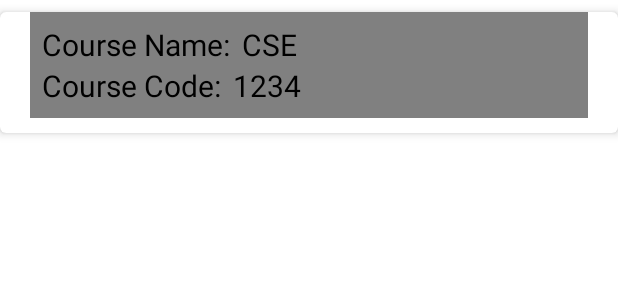
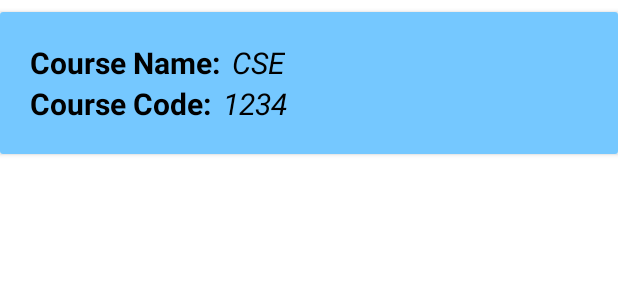
Before and after one commit to TahmidImtiazImu/online_exam, an Android app: the layout course_layout.xml on its own in the app's theme, with its tools: preview values and no code run, on a phone screen of 412 x 824 dp. Shown: the top 300 px of the screen. Run offline under Robolectric (Android 15) with nearby library versions, the phone set to English and light mode, and no system bars; Roboto replaces fonts that are not available here.

Commit message:
teacher homepage ui change

```diff
--- a/app/src/main/java/com/example/online_exam/teacher_homepage.java
+++ b/app/src/main/java/com/example/online_exam/teacher_homepage.java
@@ -52,7 +52,7 @@ public class teacher_homepage extends AppCompatActivity {
     protected void onCreate(Bundle savedInstanceState) {
         super.onCreate(savedInstanceState);
         setContentView(R.layout.activity_teacher_homepage);
-        // this.setTitle("Homepage");
+        this.setTitle("Courses");
         //Objects.requireNonNull(getSupportActionBar()).setTitle("Teacher Homepage");
         //logout = (Button)findViewById(R.id.logout) ;
         //teacher_username = userIntent.getStringExtra("currentUsername");
--- a/app/src/main/res/layout/course_layout.xml
+++ b/app/src/main/res/layout/course_layout.xml
@@ -3,8 +3,6 @@
     xmlns:app="http://schemas.android.com/apk/res-auto"
     android:layout_width="match_parent"
     android:layout_height="wrap_content"
-    app:cardElevation="4dp"
-    app:cardCornerRadius="4dp"
     android:layout_marginVertical="8dp">
 
 
@@ -13,10 +11,8 @@
         android:layout_width="match_parent"
         android:layout_height="wrap_content"
         android:orientation="vertical"
-        android:layout_marginHorizontal="20dp"
-        android:layout_marginBottom="10dp"
-        android:background="@color/gray"
-        android:padding="8dp"
+        android:background="@color/blue"
+        android:padding="20dp"
         android:onClick="single_course_clicked"
         android:clickable="true">
 
@@ -32,7 +28,8 @@
                 android:layout_height="wrap_content"
                 android:text="Course Name:"
                 android:textColor="@color/black"
-                android:textSize="20dp" />
+                android:textSize="20dp"
+                android:textStyle="bold"/>
 
             <TextView
                 android:id="@+id/individual_course_Name"
@@ -41,7 +38,8 @@
                 android:layout_marginLeft="8dp"
                 android:text="CSE"
                 android:textColor="@color/black"
-                android:textSize="20dp" />
+                android:textSize="20dp"
+                android:textStyle="italic"/>
 
         </LinearLayout>
 
@@ -56,7 +54,8 @@
                 android:layout_height="wrap_content"
                 android:text="Course Code:"
                 android:textColor="@color/black"
-                android:textSize="20dp"/>
+                android:textSize="20dp"
+                android:textStyle="bold"/>
 
             <TextView
                 android:id="@+id/individual_course_code"
@@ -65,7 +64,8 @@
                 android:layout_marginLeft="8dp"
                 android:text="1234"
                 android:textColor="@color/black"
-                android:textSize="20dp"/>
+                android:textSize="20dp"
+                android:textStyle="italic"/>
 
         </LinearLayout>
 
--- a/app/src/main/res/values/colors.xml
+++ b/app/src/main/res/values/colors.xml
@@ -9,7 +9,7 @@
     <color name="gray">#808080</color>
     <color name="dark_gray">#A9A9A9</color>
     <color name="white">#FFFFFFFF</color>
-    <color name="colorPrimaryDark">#65DCE5</color>
+    <color name="colorPrimaryDark">#9BE6EC</color>
 
     <color name="address">#2F7092</color>
     <color name="followers">#0D5D98</color>
@@ -21,7 +21,7 @@
     <color name="followersBg">#65DCE5</color>
     <color name="followingBg">#49BEFF</color>
     <color name="grey">#E5E5E5</color>
-    <color name="blue">#0099ff</color>
+    <color name="blue">#75C8FF</color>
     <color name="myblue">#002BDC</color>
     <color name="mypurple">#FF00FF</color>
 </resources>
```
Also changed, not shown: app/src/main/res/layout/activity_teacher_homepage.xml (+1 -15 lines).
